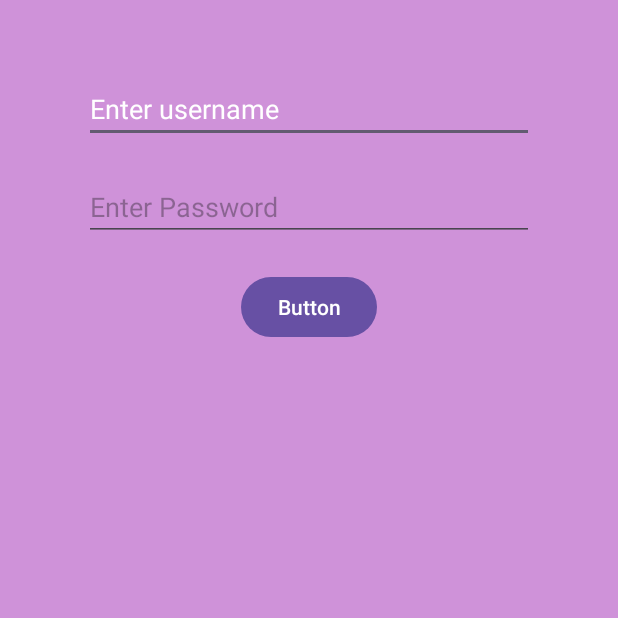
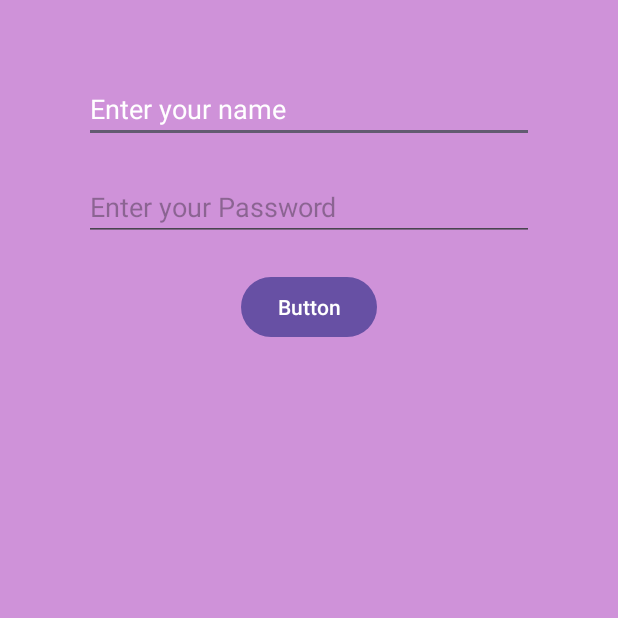
Before and after one commit to adityapandey23/My_app, an Android app: the screen it shows after launch (MainActivity), on a phone screen of 412 x 824 dp, the top half of it. Run offline under Robolectric (Android 15) with nearby library versions, the phone set to English and light mode, and no system bars.

Commit message:
Adding Strings

```diff
--- a/app/src/main/res/layout/activity_main.xml
+++ b/app/src/main/res/layout/activity_main.xml
@@ -15,7 +15,7 @@
         android:ems="10"
         android:inputType="text"
         android:width="@dimen/editTextWidth"
-        android:text="Enter username"
+        android:text="@string/hint_enterName"
         android:layout_marginTop="50dp"
         app:layout_constraintTop_toTopOf="parent"
         android:textColor="@color/white"
@@ -29,7 +29,7 @@
         android:layout_height="wrap_content"
         android:ems="10"
         android:width="@dimen/editTextWidth"
-        android:hint="Enter Password"
+        android:hint="@string/hint_enterPin"
         android:inputType="textPassword"
         android:layout_marginTop="20dp"
         app:layout_constraintTop_toBottomOf="@+id/editTextText"
--- a/app/src/main/res/values/strings.xml
+++ b/app/src/main/res/values/strings.xml
@@ -1,3 +1,5 @@
 <resources>
     <string name="app_name">My_app</string>
+    <string name="hint_enterName">Enter your name</string>
+    <string name="hint_enterPin">Enter your Password</string>
 </resources>
```
